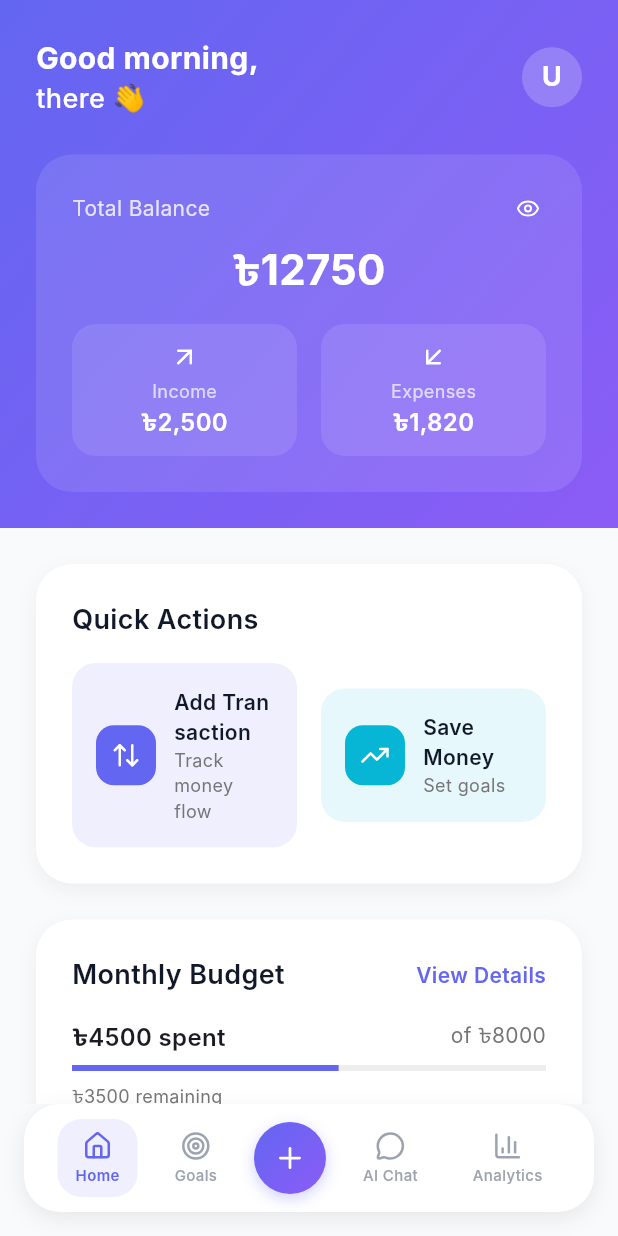
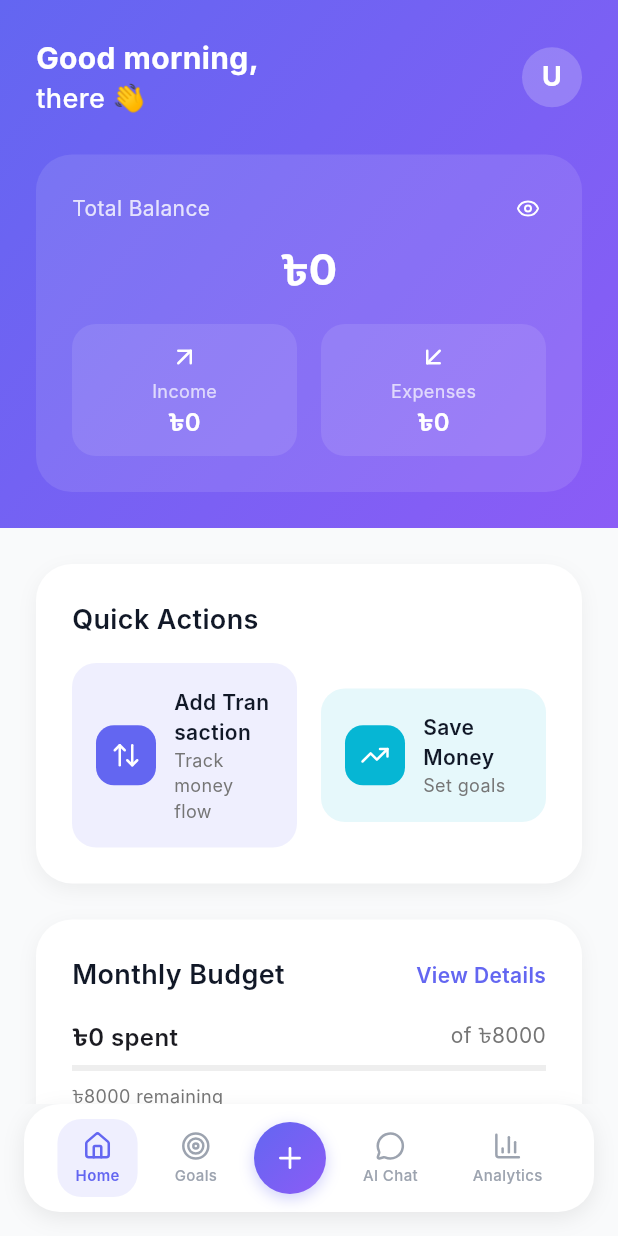
Before and after one commit to arif-itm/FinDiu, a Flutter app: the DashboardScreen screen opened by its route, on a phone screen of 412 x 824 dp. Run offline on Flutter 3.47's test engine with Material 3 defaults, Android fonts, the phone set to English and light mode, and no system bars; our stand-ins replace cloud_firestore, firebase_auth, firebase_core, go_router, google_generative_ai, google_sign_in and 2 more; accounts and stored records are empty; Roboto replaces fonts that are missing (Inter).

Commit message:
feat: Implement transaction management with TransactionProvider and integrate into dashboard and add transaction screens

```diff
--- /dev/null
+++ b/lib/providers/transaction_provider.dart
@@ -0,0 +1,158 @@
+import 'package:flutter/material.dart';
+import '../models/transaction.dart';
+import '../services/firestore_service.dart';
+
+class TransactionProvider with ChangeNotifier {
+  final FirestoreService _firestoreService = FirestoreService();
+  List<Transaction> _transactions = [];
+  bool _isLoading = false;
+  String? _error;
+
+  List<Transaction> get transactions => _transactions;
+  bool get isLoading => _isLoading;
+  String? get error => _error;
+
+  // Calculate total balance
+  double get totalBalance {
+    double income = _transactions
+        .where((t) => t.type == TransactionType.income)
+        .fold(0, (sum, t) => sum + t.amount);
+    double expenses = _transactions
+        .where((t) => t.type == TransactionType.expense)
+        .fold(0, (sum, t) => sum + t.amount);
+    return income - expenses;
+  }
+
+  // Calculate monthly income
+  double get monthlyIncome {
+    final now = DateTime.now();
+    final startOfMonth = DateTime(now.year, now.month, 1);
+    return _transactions
+        .where((t) =>
+            t.type == TransactionType.income &&
+            t.date.isAfter(startOfMonth.subtract(const Duration(days: 1))))
+        .fold(0, (sum, t) => sum + t.amount);
+  }
+
+  // Calculate monthly expenses
+  double get monthlyExpenses {
+    final now = DateTime.now();
+    final startOfMonth = DateTime(now.year, now.month, 1);
+    return _transactions
+        .where((t) =>
+            t.type == TransactionType.expense &&
+            t.date.isAfter(startOfMonth.subtract(const Duration(days: 1))))
+        .fold(0, (sum, t) => sum + t.amount);
+  }
+
+  // Get recent transactions (last 5)
+  List<Transaction> get recentTransactions {
+    final sorted = List<Transaction>.from(_transactions)
+      ..sort((a, b) => b.date.compareTo(a.date));
+    return sorted.take(5).toList();
+  }
+
+  // Initialize transactions stream for a user
+  void initializeTransactions(String userId) {
+    _firestoreService.getTransactionsStream(userId).listen(
+      (transactions) {
+        _transactions = transactions;
+        _isLoading = false;
+        _error = null;
+        notifyListeners();
+      },
+      onError: (error) {
+        _error = error.toString();
+        _isLoading = false;
+        notifyListeners();
+      },
+    );
+  }
+
+  // Add a new transaction
+  Future<void> addTransaction(Transaction transaction, String userId) async {
+    try {
+      _isLoading = true;
+      _error = null;
+      notifyListeners();
+
+      await _firestoreService.addTransaction(transaction, userId);
+
+      _isLoading = false;
+      notifyListeners();
+    } catch (e) {
+      _error = e.toString();
+      _isLoading = false;
+      notifyListeners();
+    }
+  }
+
+  // Update a transaction
+  Future<void> updateTransaction(Transaction transaction, String userId) async {
+    try {
+      _isLoading = true;
+      _error = null;
+      notifyListeners();
+
+      await _firestoreService.updateTransaction(transaction, userId);
+
+      _isLoading = false;
+      notifyListeners();
+    } catch (e) {
+      _error = e.toString();
+      _isLoading = false;
+      notifyListeners();
+    }
+  }
+
+  // Delete a transaction
+  Future<void> deleteTransaction(String transactionId, String userId) async {
+    try {
+      _isLoading = true;
+      _error = null;
+      notifyListeners();
+
+      await _firestoreService.deleteTransaction(transactionId, userId);
+
+      _isLoading = false;
+      notifyListeners();
+    } catch (e) {
+      _error = e.toString();
+      _isLoading = false;
+      notifyListeners();
+    }
+  }
+
+  // Clear transactions (for logout)
+  void clearTransactions() {
+    _transactions = [];
+    _isLoading = false;
+    _error = null;
+    notifyListeners();
+  }
+
+  // Get transactions by category
+  List<Transaction> getTransactionsByCategory(String category) {
+    return _transactions.where((t) => t.category == category).toList();
+  }
+
+  // Get expense categories with totals
+  Map<String, double> getExpenseCategories() {
+    final expenseCategories = <String, double>{};
+    for (final transaction in _transactions) {
+      if (transaction.type == TransactionType.expense) {
+        expenseCategories[transaction.category] =
+            (expenseCategories[transaction.category] ?? 0) + transaction.amount;
+      }
+    }
+    return expenseCategories;
+  }
+
+  // Get transactions for a specific date range
+  List<Transaction> getTransactionsByDateRange(DateTime start, DateTime end) {
+    return _transactions
+        .where((t) => t.date.isAfter(start.subtract(const Duration(days: 1))) &&
+                     t.date.isBefore(end.add(const Duration(days: 1))))
+        .toList();
+  }
+}
--- a/lib/screens/dashboard_screen.dart
+++ b/lib/screens/dashboard_screen.dart
@@ -3,10 +3,11 @@ import 'package:go_router/go_router.dart';
 import 'package:lucide_icons/lucide_icons.dart';
 import 'package:provider/provider.dart';
 import '../widgets/bottom_navigation.dart';
-import '../data/mock_data.dart';
 import '../providers/auth_provider.dart';
+import '../providers/transaction_provider.dart';
 import '../services/firestore_service.dart';
 import '../models/user.dart' as app_user;
+import '../models/transaction.dart';
 
 class DashboardScreen extends StatefulWidget {
   const DashboardScreen({super.key});
@@ -17,15 +18,33 @@ class DashboardScreen extends StatefulWidget {
 
 class _DashboardScreenState extends State<DashboardScreen> {
   bool _showBalance = true;
-  final double _balance = 12750;
-  final double _monthlyBudget = 8000;
-  final double _spent = 4500;
+
+  @override
+  void initState() {
+    super.initState();
+    // Initialize transactions when the dashboard loads
+    WidgetsBinding.instance.addPostFrameCallback((_) {
+      final auth = context.read<AuthProvider>();
+      final transactionProvider = context.read<TransactionProvider>();
+      if (auth.user?.uid != null) {
+        transactionProvider.initializeTransactions(auth.user!.uid);
+      }
+    });
+  }
 
   @override
   Widget build(BuildContext context) {
     final greeting = _timeGreeting();
     final auth = context.watch<AuthProvider>();
+    final transactionProvider = context.watch<TransactionProvider>();
     final uid = auth.user?.uid;
+
+    // Use real data from TransactionProvider
+    final balance = transactionProvider.totalBalance;
+    final monthlyIncome = transactionProvider.monthlyIncome;
+    final monthlyExpenses = transactionProvider.monthlyExpenses;
+    final monthlyBudget = 8000.0; // This could be user-configurable
+    final recentTransactions = transactionProvider.recentTransactions;
     return Scaffold(
       body: Column(
         children: [
@@ -199,7 +218,7 @@ class _DashboardScreenState extends State<DashboardScreen> {
                           ),
                           const SizedBox(height: 8),
                           Text(
-                            _showBalance ? '৳${_balance.toStringAsFixed(0)}' : '৳••••••',
+                            _showBalance ? '৳${balance.toStringAsFixed(0)}' : '৳••••••',
                             style: const TextStyle(
                               color: Colors.white,
                               fontSize: 28,
@@ -216,7 +235,7 @@ class _DashboardScreenState extends State<DashboardScreen> {
                                     color: Colors.white.withOpacity(0.1),
                                     borderRadius: BorderRadius.circular(16),
                                   ),
-                                  child: const Column(
+                                  child: Column(
                                     children: [
                                       Icon(
                                         LucideIcons.arrowUpRight,
@@ -232,7 +251,7 @@ class _DashboardScreenState extends State<DashboardScreen> {
                                         ),
                                       ),
                                       Text(
-                                        '৳2,500',
+                                        '৳${monthlyIncome.toStringAsFixed(0)}',
                                         style: TextStyle(
                                           color: Colors.white,
                                           fontSize: 16,
@@ -251,7 +270,7 @@ class _DashboardScreenState extends State<DashboardScreen> {
                                     color: Colors.white.withOpacity(0.1),
                                     borderRadius: BorderRadius.circular(16),
                                   ),
-                                  child: const Column(
+                                  child: Column(
                                     children: [
                                       Icon(
                                         LucideIcons.arrowDownLeft,
@@ -267,7 +286,7 @@ class _DashboardScreenState extends State<DashboardScreen> {
                                         ),
                                       ),
                                       Text(
-                                        '৳1,820',
+                                        '৳${monthlyExpenses.toStringAsFixed(0)}',
                                         style: TextStyle(
                                           color: Colors.white,
                                           fontSize: 16,
@@ -397,14 +416,14 @@ class _DashboardScreenState extends State<DashboardScreen> {
                           mainAxisAlignment: MainAxisAlignment.spaceBetween,
                           children: [
                             Text(
-                              '৳${_spent.toStringAsFixed(0)} spent',
+                              '৳${monthlyExpenses.toStringAsFixed(0)} spent',
                               style: const TextStyle(
                                 fontSize: 16,
                                 fontWeight: FontWeight.w600,
                               ),
                             ),
                             Text(
-                              'of ৳${_monthlyBudget.toStringAsFixed(0)}',
+                              'of ৳${monthlyBudget.toStringAsFixed(0)}',
                               style: TextStyle(
                                 fontSize: 14,
                                 color: Colors.grey[600],
@@ -414,7 +433,7 @@ class _DashboardScreenState extends State<DashboardScreen> {
                         ),
                         const SizedBox(height: 8),
                         LinearProgressIndicator(
-                          value: _spent / _monthlyBudget,
+                          value: monthlyBudget > 0 ? monthlyExpenses / monthlyBudget : 0,
                           backgroundColor: Colors.grey[200],
                           valueColor: const AlwaysStoppedAnimation<Color>(
                             Color(0xFF6366F1),
@@ -422,7 +441,7 @@ class _DashboardScreenState extends State<DashboardScreen> {
                         ),
                         const SizedBox(height: 8),
                         Text(
-                          '৳${(_monthlyBudget - _spent).toStringAsFixed(0)} remaining',
+                          '৳${(monthlyBudget - monthlyExpenses).toStringAsFixed(0)} remaining',
                           style: TextStyle(
                             fontSize: 12,
                             color: Colors.grey[600],
@@ -475,7 +494,30 @@ class _DashboardScreenState extends State<DashboardScreen> {
                           ],
                         ),
                         const SizedBox(height: 16),
-                        ...MockData.transactions.take(3).map((transaction) {
+                        // Show loading state or empty state
+                        if (transactionProvider.isLoading)
+                          const Center(
+                            child: Padding(
+                              padding: EdgeInsets.all(20),
+                              child: CircularProgressIndicator(),
+                            ),
+                          )
+                        else if (recentTransactions.isEmpty)
+                          const Center(
+                            child: Padding(
+                              padding: EdgeInsets.all(20),
+                              child: Text(
+                                'No transactions yet. Add your first transaction!',
+                                style: TextStyle(
+                                  color: Colors.grey,
+                                  fontSize: 14,
+                                ),
+                                textAlign: TextAlign.center,
+                              ),
+                            ),
+                          )
+                        else
+                          ...recentTransactions.take(3).map((transaction) {
                             return Padding(
                               padding: const EdgeInsets.only(bottom: 12),
                               child: Row(
@@ -484,16 +526,16 @@ class _DashboardScreenState extends State<DashboardScreen> {
                                     width: 40,
                                     height: 40,
                                     decoration: BoxDecoration(
-                                    color: transaction.type.name == 'income'
+                                      color: transaction.type == TransactionType.income
                                           ? Colors.green.withOpacity(0.1)
                                           : Colors.red.withOpacity(0.1),
                                       borderRadius: BorderRadius.circular(12),
                                     ),
                                     child: Icon(
-                                    transaction.type.name == 'income'
+                                      transaction.type == TransactionType.income
                                           ? LucideIcons.arrowUpRight
                                           : LucideIcons.arrowDownLeft,
-                                    color: transaction.type.name == 'income'
+                                      color: transaction.type == TransactionType.income
                                           ? Colors.green
                                           : Colors.red,
                                       size: 20,
@@ -522,11 +564,11 @@ class _DashboardScreenState extends State<DashboardScreen> {
                                   ),
                                 ),
                                 Text(
-                                  '${transaction.type.name == 'expense' ? '-' : '+'}৳${transaction.amount.toStringAsFixed(0)}',
+                                  '${transaction.type == TransactionType.expense ? '-' : '+'}৳${transaction.amount.toStringAsFixed(0)}',
                                   style: TextStyle(
                                     fontWeight: FontWeight.w600,
                                     fontSize: 14,
-                                    color: transaction.type.name == 'income'
+                                    color: transaction.type == TransactionType.income
                                         ? Colors.green
                                         : Colors.red,
                                   ),
```
Also changed, not shown: lib/main.dart (+6 -2 lines), lib/screens/add_transaction_screen.dart (+80 -4 lines). Lines whose indentation alone changed are shown as unchanged.
